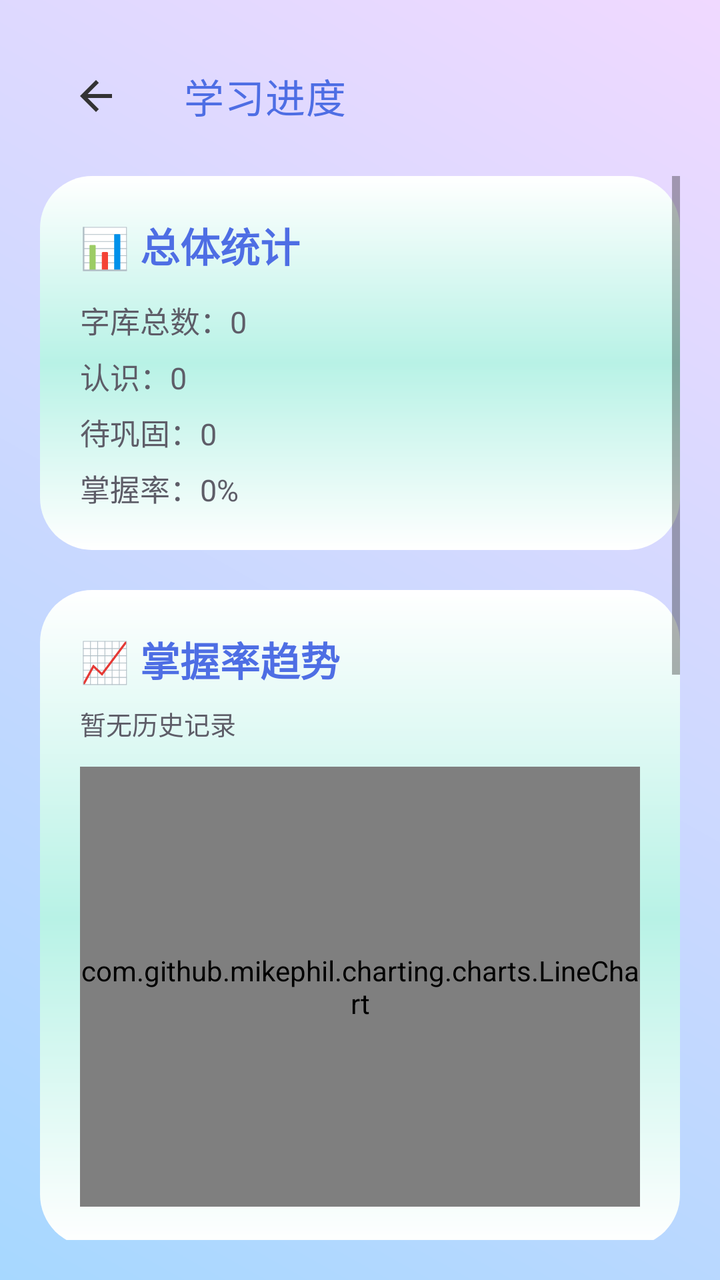
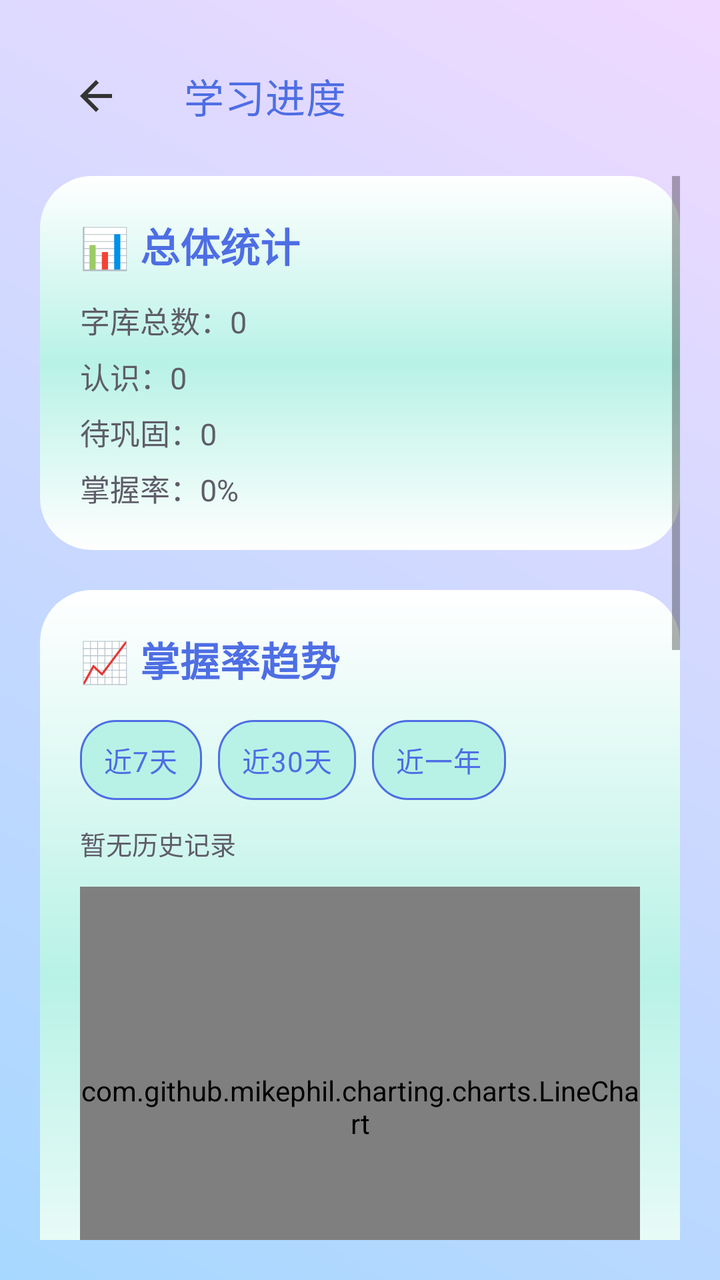

Compare the two renders of this Android layout. The source of the first and the diff that turns it into the second are given below.
<!-- AndroidManifest.xml: application theme Theme.StudyWord -->
<!-- res/layout/activity_progress.xml -->
<?xml version="1.0" encoding="utf-8"?>
<androidx.constraintlayout.widget.ConstraintLayout xmlns:android="http://schemas.android.com/apk/res/android"
    xmlns:app="http://schemas.android.com/apk/res-auto"
    xmlns:tools="http://schemas.android.com/tools"
    android:layout_width="match_parent"
    android:layout_height="match_parent"
    android:background="@drawable/bg_main_gradient"
    android:padding="20dp"
    tools:context=".ui.ProgressActivity">

    <com.google.android.material.appbar.MaterialToolbar
        android:id="@+id/topBar"
        android:layout_width="0dp"
        android:layout_height="wrap_content"
        android:backgroundTint="@android:color/transparent"
        android:elevation="0dp"
        app:layout_constraintEnd_toEndOf="parent"
        app:layout_constraintStart_toStartOf="parent"
        app:layout_constraintTop_toTopOf="parent"
        app:navigationContentDescription="@string/back"
        app:navigationIcon="@drawable/ic_arrow_back"
        app:title="学习进度"
        app:titleTextColor="@color/deep_blue" />

    <ScrollView
        android:id="@+id/progressScroll"
        android:layout_width="0dp"
        android:layout_height="0dp"
        android:fillViewport="true"
        android:paddingTop="12dp"
        app:layout_constraintBottom_toBottomOf="parent"
        app:layout_constraintEnd_toEndOf="parent"
        app:layout_constraintStart_toStartOf="parent"
        app:layout_constraintTop_toBottomOf="@id/topBar">

        <LinearLayout
            android:layout_width="match_parent"
            android:layout_height="wrap_content"
            android:orientation="vertical">

            <com.google.android.material.card.MaterialCardView
                android:layout_width="match_parent"
                android:layout_height="wrap_content"
                app:cardBackgroundColor="@android:color/transparent"
                app:cardCornerRadius="26dp"
                app:cardElevation="0dp">

                <LinearLayout
                    android:layout_width="match_parent"
                    android:layout_height="wrap_content"
                    android:background="@drawable/bg_card_playful"
                    android:orientation="vertical"
                    android:padding="20dp">

                    <TextView
                        android:layout_width="wrap_content"
                        android:layout_height="wrap_content"
                        android:text="📊 总体统计"
                        android:textColor="@color/deep_blue"
                        android:textSize="20sp"
                        android:textStyle="bold" />

                    <TextView
                        android:id="@+id/totalCountLabel"
                        android:layout_width="wrap_content"
                        android:layout_height="wrap_content"
                        android:layout_marginTop="12dp"
                        android:text="字库总数：0"
                        android:textColor="@color/gray_dark"
                        android:textSize="15sp" />

                    <TextView
                        android:id="@+id/knownCountLabel"
                        android:layout_width="wrap_content"
                        android:layout_height="wrap_content"
                        android:layout_marginTop="6dp"
                        android:text="认识：0"
                        android:textColor="@color/gray_dark"
                        android:textSize="15sp" />

                    <TextView
                        android:id="@+id/unknownCountLabel"
                        android:layout_width="wrap_content"
                        android:layout_height="wrap_content"
                        android:layout_marginTop="6dp"
                        android:text="待巩固：0"
                        android:textColor="@color/gray_dark"
                        android:textSize="15sp" />

                    <TextView
                        android:id="@+id/masteryRateLabel"
                        android:layout_width="wrap_content"
                        android:layout_height="wrap_content"
                        android:layout_marginTop="6dp"
                        android:text="掌握率：0%"
                        android:textColor="@color/gray_dark"
                        android:textSize="15sp" />
                </LinearLayout>
            </com.google.android.material.card.MaterialCardView>

            <com.google.android.material.card.MaterialCardView
                android:layout_width="match_parent"
                android:layout_height="wrap_content"
                android:layout_marginTop="20dp"
                app:cardBackgroundColor="@android:color/transparent"
                app:cardCornerRadius="26dp"
                app:cardElevation="0dp">

                <LinearLayout
                    android:layout_width="match_parent"
                    android:layout_height="wrap_content"
                    android:background="@drawable/bg_card_playful"
                    android:orientation="vertical"
                    android:padding="20dp">

                    <TextView
                        android:layout_width="wrap_content"
                        android:layout_height="wrap_content"
                        android:text="📈 掌握率趋势"
                        android:textColor="@color/deep_blue"
                        android:textSize="20sp"
                        android:textStyle="bold" />

                    <TextView
                        android:id="@+id/trendEmptyHint"
                        android:layout_width="wrap_content"
                        android:layout_height="wrap_content"
                        android:layout_marginTop="8dp"
                        android:text="暂无历史记录"
                        android:textColor="@color/gray_dark"
                        android:textSize="13sp" />

                    <com.github.mikephil.charting.charts.LineChart
                        android:id="@+id/progressLineChart"
                        android:layout_width="match_parent"
                        android:layout_height="220dp"
                        android:layout_marginTop="12dp" />
                </LinearLayout>
            </com.google.android.material.card.MaterialCardView>

            <com.google.android.material.card.MaterialCardView
                android:layout_width="match_parent"
                android:layout_height="wrap_content"
                android:layout_marginTop="16dp"
                app:cardBackgroundColor="@android:color/transparent"
                app:cardCornerRadius="26dp"
                app:cardElevation="0dp">

                <LinearLayout
                    android:layout_width="match_parent"
                    android:layout_height="wrap_content"
                    android:background="@drawable/bg_card_playful"
                    android:orientation="vertical"
                    android:padding="20dp">

                    <TextView
                        android:layout_width="wrap_content"
                        android:layout_height="wrap_content"
                        android:text="🧩 难度掌握分布"
                        android:textColor="@color/deep_blue"
                        android:textSize="20sp"
                        android:textStyle="bold" />

                    <TextView
                        android:id="@+id/pieEmptyHint"
                        android:layout_width="wrap_content"
                        android:layout_height="wrap_content"
                        android:layout_marginTop="8dp"
                        android:text="暂未识记任何汉字"
                        android:textColor="@color/gray_dark"
                        android:textSize="13sp" />

                    <com.github.mikephil.charting.charts.PieChart
                        android:id="@+id/difficultyPieChart"
                        android:layout_width="match_parent"
                        android:layout_height="220dp"
                        android:layout_marginTop="12dp" />
                </LinearLayout>
            </com.google.android.material.card.MaterialCardView>

            <com.google.android.material.card.MaterialCardView
                android:layout_width="match_parent"
                android:layout_height="wrap_content"
                android:layout_marginTop="20dp"
                app:cardBackgroundColor="@android:color/transparent"
                app:cardCornerRadius="26dp"
                app:cardElevation="0dp">

                <LinearLayout
                    android:layout_width="match_parent"
                    android:layout_height="wrap_content"
                    android:background="@drawable/bg_card_playful"
                    android:orientation="vertical"
                    android:padding="20dp">

                    <TextView
                        android:layout_width="wrap_content"
                        android:layout_height="wrap_content"
                        android:text="🎉 当前认识的汉字"
                        android:textColor="@color/deep_blue"
                        android:textSize="20sp"
                        android:textStyle="bold" />

                    <TextView
                        android:id="@+id/knownEmptyHint"
                        android:layout_width="wrap_content"
                        android:layout_height="wrap_content"
                        android:layout_marginTop="8dp"
                        android:text="还没有记录，快开始测一测吧"
                        android:textColor="@color/gray_dark"
                        android:textSize="13sp" />

                    <com.google.android.material.chip.ChipGroup
                        android:id="@+id/knownChipGroup"
                        android:layout_width="match_parent"
                        android:layout_height="wrap_content"
                        android:layout_marginTop="8dp"
                        app:singleLine="false"
                        app:singleSelection="false" />
                </LinearLayout>
            </com.google.android.material.card.MaterialCardView>

            <com.google.android.material.card.MaterialCardView
                android:layout_width="match_parent"
                android:layout_height="wrap_content"
                android:layout_marginTop="16dp"
                android:layout_marginBottom="24dp"
                app:cardBackgroundColor="@android:color/transparent"
                app:cardCornerRadius="26dp"
                app:cardElevation="0dp">

                <LinearLayout
                    android:layout_width="match_parent"
                    android:layout_height="wrap_content"
                    android:background="@drawable/bg_card_playful"
                    android:orientation="vertical"
                    android:padding="20dp">

                    <TextView
                        android:layout_width="wrap_content"
                        android:layout_height="wrap_content"
                        android:text="🧠 还需巩固的汉字"
                        android:textColor="@color/deep_blue"
                        android:textSize="20sp"
                        android:textStyle="bold" />

                    <TextView
                        android:id="@+id/unknownEmptyHint"
                        android:layout_width="wrap_content"
                        android:layout_height="wrap_content"
                        android:layout_marginTop="8dp"
                        android:text="暂时没有待巩固的汉字"
                        android:textColor="@color/gray_dark"
                        android:textSize="13sp" />

                    <com.google.android.material.chip.ChipGroup
                        android:id="@+id/unknownChipGroup"
                        android:layout_width="match_parent"
                        android:layout_height="wrap_content"
                        android:layout_marginTop="8dp"
                        app:singleLine="false"
                        app:singleSelection="false" />
                </LinearLayout>
            </com.google.android.material.card.MaterialCardView>
        </LinearLayout>
    </ScrollView>

</androidx.constraintlayout.widget.ConstraintLayout>
<!-- resources referenced by this layout -->
<resources>
  <color name="deep_blue">#FF4E6EE4</color>
  <color name="gray_dark">#FF5E5D68</color>
  <!-- drawable bg_card_playful (drawable) -->
  <?xml version="1.0" encoding="utf-8"?>
  <shape xmlns:android="http://schemas.android.com/apk/res/android" android:shape="rectangle">
      <corners android:radius="24dp" />
      <gradient
          android:startColor="@color/white"
          android:centerColor="@color/mint"
          android:endColor="@color/white"
          android:angle="90" />
      <padding
          android:left="12dp"
          android:top="12dp"
          android:right="12dp"
          android:bottom="12dp" />
  </shape>
  <!-- drawable bg_main_gradient (drawable) -->
  <?xml version="1.0" encoding="utf-8"?>
  <shape xmlns:android="http://schemas.android.com/apk/res/android" android:shape="rectangle">
      <gradient
          android:startColor="@color/sky_blue"
          android:endColor="@color/lavender"
          android:angle="45" />
  </shape>
  <!-- drawable ic_arrow_back (drawable) -->
  <?xml version="1.0" encoding="utf-8"?>
  <vector xmlns:android="http://schemas.android.com/apk/res/android"
      android:width="24dp"
      android:height="24dp"
      android:viewportWidth="24"
      android:viewportHeight="24">
      <path
          android:fillColor="#FF333333"
          android:pathData="M20,11H7.83l5.59-5.59L12,4l-8,8 8,8 1.41-1.41L7.83,13H20v-2z" />
  </vector>
  <string name="back">返回</string>
  <style name="Theme.StudyWord" parent="Theme.MaterialComponents.DayNight.NoActionBar">
          <item name="android:statusBarColor">@android:color/transparent</item>
          <item name="android:windowLightStatusBar">true</item>
          <item name="colorPrimary">@color/deep_blue</item>
          <item name="colorPrimaryVariant">@color/sky_blue</item>
          <item name="colorSecondary">@color/tangerine</item>
          <item name="android:fontFamily">sans-serif</item>
          <item name="materialAlertDialogTheme">@style/Theme.StudyWord.Dialog</item>
          <item name="android:navigationBarColor">@color/white</item>
          <item name="android:windowBackground">@drawable/bg_main_gradient</item>
      </style>
  <color name="white">#FFFFFFFF</color>
  <color name="mint">#FFB8F2E6</color>
  <color name="sky_blue">#FFA7D8FF</color>
  <color name="lavender">#FFF0D9FF</color>
  <color name="tangerine">#FFFF9B62</color>
  <style name="Theme.StudyWord.Dialog" parent="ThemeOverlay.MaterialComponents.MaterialAlertDialog">
          <item name="colorPrimary">@color/deep_blue</item>
          <item name="colorSecondary">@color/tangerine</item>
      </style>
</resources>

<!-- the commit's change to res/layout/activity_progress.xml (unified diff, before → after) -->
@@ -121,6 +121,36 @@
                         android:textSize="20sp"
                         android:textStyle="bold" />
 
+                    <com.google.android.material.chip.ChipGroup
+                        android:id="@+id/trendRangeChipGroup"
+                        android:layout_width="wrap_content"
+                        android:layout_height="wrap_content"
+                        android:layout_marginTop="12dp"
+                        app:selectionRequired="true"
+                        app:singleSelection="true">
+
+                        <com.google.android.material.chip.Chip
+                            android:id="@+id/chipRangeWeek"
+                            style="@style/Widget.StudyWord.DifficultyChip"
+                            android:layout_width="wrap_content"
+                            android:layout_height="wrap_content"
+                            android:text="近7天" />
+
+                        <com.google.android.material.chip.Chip
+                            android:id="@+id/chipRangeMonth"
+                            style="@style/Widget.StudyWord.DifficultyChip"
+                            android:layout_width="wrap_content"
+                            android:layout_height="wrap_content"
+                            android:text="近30天" />
+
+                        <com.google.android.material.chip.Chip
+                            android:id="@+id/chipRangeYear"
+                            style="@style/Widget.StudyWord.DifficultyChip"
+                            android:layout_width="wrap_content"
+                            android:layout_height="wrap_content"
+                            android:text="近一年" />
+                    </com.google.android.material.chip.ChipGroup>
+
                     <TextView
                         android:id="@+id/trendEmptyHint"
                         android:layout_width="wrap_content"
<!-- resource entries referenced after the edit -->
@@ -37,6 +37,16 @@
           android:pathData="M20,11H7.83l5.59-5.59L12,4l-8,8 8,8 1.41-1.41L7.83,13H20v-2z" />
   </vector>
   <string name="back">返回</string>
+  <style name="Widget.StudyWord.DifficultyChip" parent="Widget.MaterialComponents.Chip.Choice">
+          <item name="chipCornerRadius">18dp</item>
+          <item name="chipMinHeight">40dp</item>
+          <item name="chipBackgroundColor">@color/chip_state_color</item>
+          <item name="chipStrokeColor">@color/deep_blue</item>
+          <item name="chipStrokeWidth">1dp</item>
+          <item name="android:textColor">@color/chip_text_color</item>
+          <item name="rippleColor">@color/bubble_pink</item>
+          <item name="android:textStyle">bold</item>
+      </style>
   <style name="Theme.StudyWord" parent="Theme.MaterialComponents.DayNight.NoActionBar">
           <item name="android:statusBarColor">@android:color/transparent</item>
           <item name="android:windowLightStatusBar">true</item>
@@ -52,6 +62,7 @@
   <color name="mint">#FFB8F2E6</color>
   <color name="sky_blue">#FFA7D8FF</color>
   <color name="lavender">#FFF0D9FF</color>
+  <color name="bubble_pink">#FFFFB3D9</color>
   <color name="tangerine">#FFFF9B62</color>
   <style name="Theme.StudyWord.Dialog" parent="ThemeOverlay.MaterialComponents.MaterialAlertDialog">
           <item name="colorPrimary">@color/deep_blue</item>
